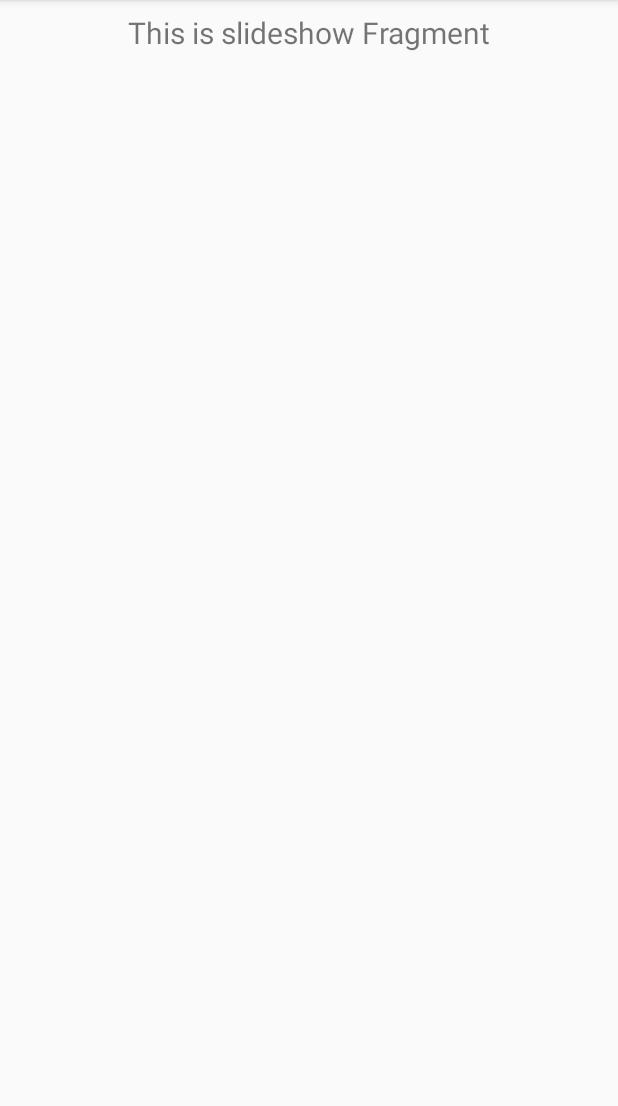
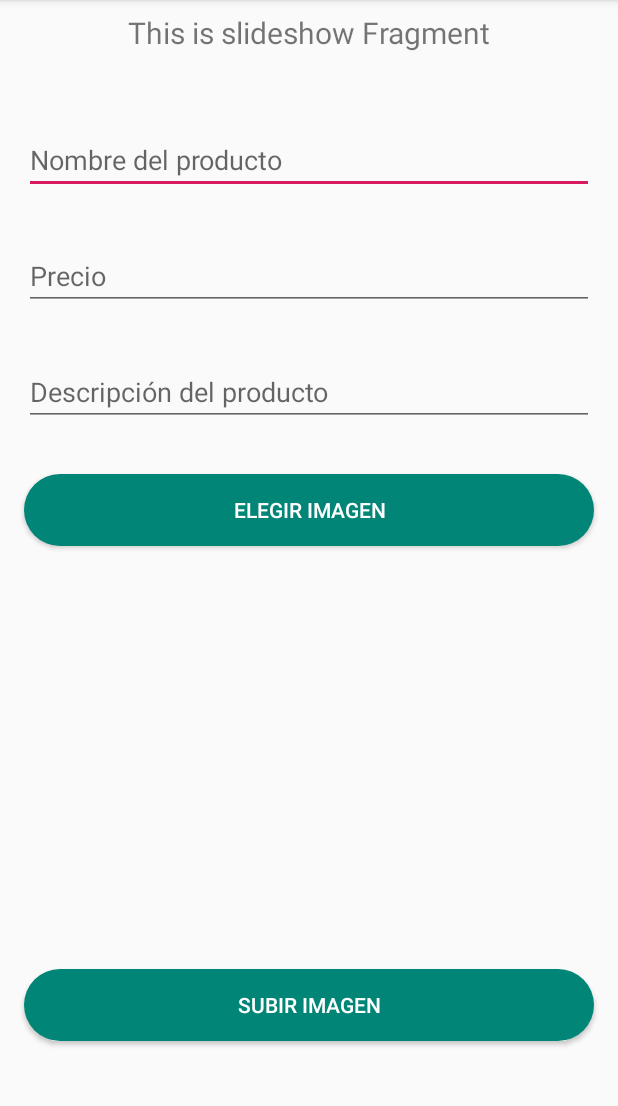
Before and after one commit to trabajointerdisciplinar19/grupo4, an Android app: the fragment SlideshowFragment shown on its own in the app's theme, on a phone screen of 412 x 824 dp, the part 84-1190 px from its top. Run offline under Robolectric (Android 15) with nearby library versions, the phone set to English and light mode, and no system bars.

Commit message:
Update fragment_slideshow.xml

```diff
--- a/SubastasApp/app/src/main/res/layout/fragment_slideshow.xml
+++ b/SubastasApp/app/src/main/res/layout/fragment_slideshow.xml
@@ -16,4 +16,75 @@
         app:layout_constraintEnd_toEndOf="parent"
         app:layout_constraintStart_toStartOf="parent"
         app:layout_constraintTop_toTopOf="parent" />
+
+    <LinearLayout
+        xmlns:android="http://schemas.android.com/apk/res/android"
+        xmlns:app="http://schemas.android.com/apk/res-auto"
+        xmlns:tools="http://schemas.android.com/tools"
+        android:layout_width="match_parent"
+        android:layout_height="match_parent"
+        android:orientation="vertical"
+        tools:context=".ui.slideshow.SlideshowViewModel">
+
+        <ProgressBar
+            android:id="@+id/pbRegister"
+            style="?android:attr/progressBarStyle"
+            android:layout_width="match_parent"
+            android:layout_height="wrap_content"
+            android:layout_margin="10dp"
+            android:visibility="invisible"
+            android:indeterminate="true"
+            />
+
+        <EditText
+            android:id="@+id/txtNameP"
+            android:layout_width="match_parent"
+            android:layout_height="wrap_content"
+            android:ems="10"
+            android:hint="Nombre del producto"
+            android:layout_margin="16dp" />
+
+        <EditText
+            android:id="@+id/txtPrecioP"
+            android:layout_width="match_parent"
+            android:layout_height="wrap_content"
+            android:ems="10"
+            android:hint="Precio"
+            android:layout_margin="16dp" />
+
+        <EditText
+            android:id="@+id/txtDescripP"
+            android:layout_width="match_parent"
+            android:layout_height="wrap_content"
+            android:ems="10"
+            android:hint="Descripción del producto"
+            android:layout_margin="16dp" />
+
+        <Button
+            android:layout_width="match_parent"
+            android:layout_height="wrap_content"
+            android:layout_margin="16dp"
+            android:background="@drawable/btnround"
+            android:onClick="register"
+            android:text="Elegir imagen"
+            android:id="@+id/elegirImg"
+            android:textColor="@android:color/white" />
+
+        <ImageView
+            android:layout_width="match_parent"
+            android:layout_height="250dp"
+            android:id="@+id/ImgView"/>
+
+        <Button
+            android:layout_width="match_parent"
+            android:layout_height="wrap_content"
+            android:layout_margin="16dp"
+            android:background="@drawable/btnround"
+            android:onClick="register"
+            android:text="Subir Imagen"
+            android:id="@+id/subirImg"
+            android:textColor="@android:color/white" />
+    </LinearLayout>
+
+
 </androidx.constraintlayout.widget.ConstraintLayout>
```
